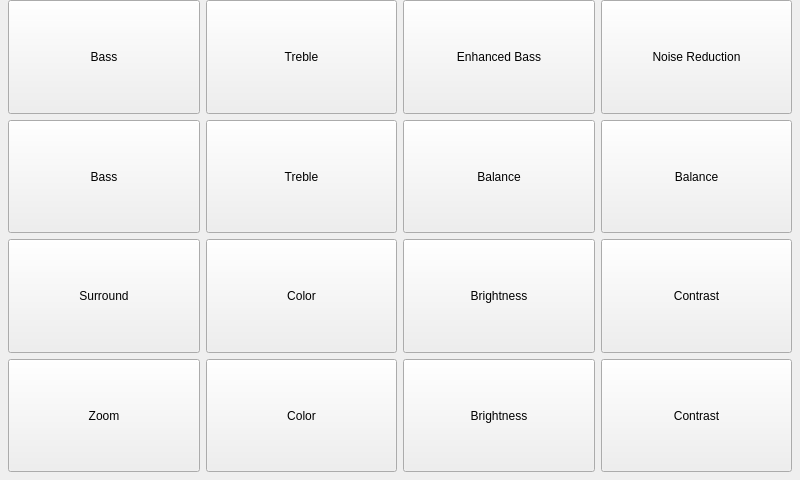
First picture: the form in forms/piradjustform.ui, repository jpietrzak8/Pierogi, before the edit.
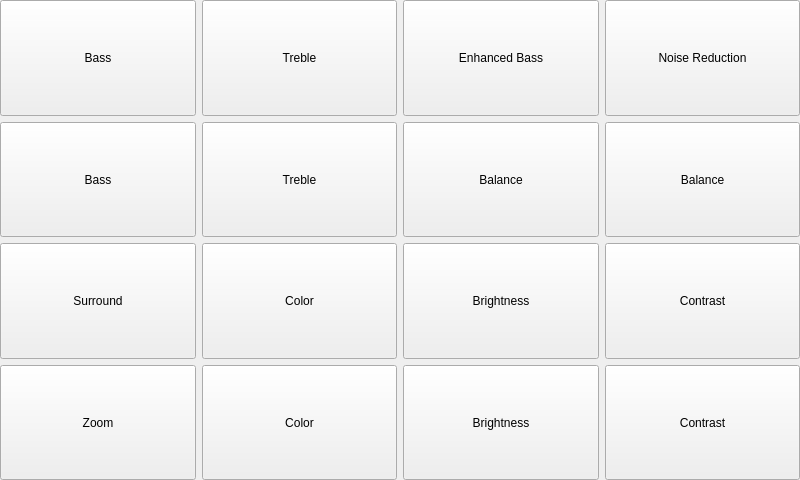
Second picture: the form after the edit. Icons and pictures are not drawn.

The edit to the form file:
```diff
--- a/forms/piradjustform.ui
+++ b/forms/piradjustform.ui
@@ -14,18 +14,9 @@
    <string>Form</string>
   </property>
   <layout class="QGridLayout" name="gridLayout">
-   <property name="leftMargin">
-    <number>8</number>
-   </property>
-   <property name="topMargin">
+   <property name="margin">
     <number>0</number>
    </property>
-   <property name="rightMargin">
-    <number>8</number>
-   </property>
-   <property name="bottomMargin">
-    <number>8</number>
-   </property>
    <item row="0" column="0">
     <widget class="QPushButton" name="bassUpButton">
      <property name="sizePolicy">
```
